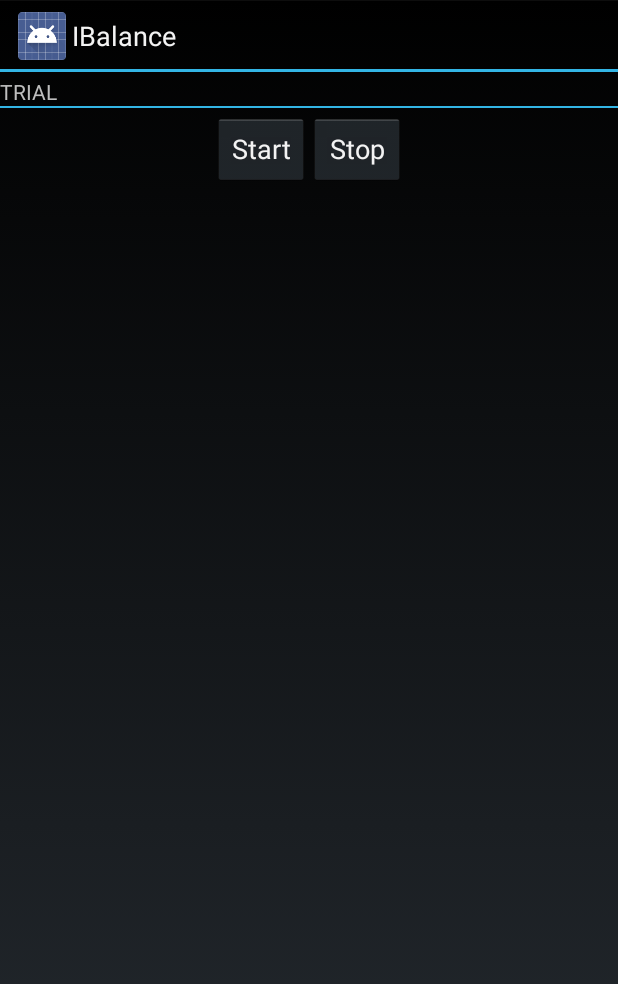
After one commit to Yuxi84/IBalance2, an Android app: the fragment TrialFragment shown on its own in the app's theme, on a phone screen of 412 x 824 dp. The commit adds this screen. Shown: the top 984 px of the screen. Run offline under Robolectric (Android 15) with nearby library versions, the phone set to English and light mode, and no system bars.

Commit message:
able to calculate sway jekiness, trial fragment added

```diff
--- /dev/null
+++ b/app/src/main/java/com/example/android/wifidirect/DeviceActionListener.java
@@ -0,0 +1,24 @@
+package com.example.android.wifidirect;
+
+import android.net.wifi.p2p.WifiP2pConfig;
+import android.net.wifi.p2p.WifiP2pDevice;
+
+/**
+ * Created by yzhan14 on 11/9/2017.
+ */
+public interface DeviceActionListener {
+
+    void showDetails(WifiP2pDevice device);
+
+    void cancelDisconnect();
+
+    void connect(WifiP2pConfig config);
+
+    void disconnect();
+
+    void onNewSensorData(String values);
+
+    void startTrial();
+
+    void onTrialStopped();
+}
--- a/app/src/main/java/com/example/android/wifidirect/ServerAsyncTask.java
+++ b/app/src/main/java/com/example/android/wifidirect/ServerAsyncTask.java
@@ -76,7 +76,7 @@ public class ServerAsyncTask extends AsyncTask<Void, String, Void> {
     protected void onProgressUpdate(String... values) {
         statusText.setText(values[0]);
         // notify the data to parent acitivity which can then tell graph view
-        ((DeviceListFragment.DeviceActionListener)context).onNewSensorData(values[0]);
+        ((DeviceActionListener)context).onNewSensorData(values[0]);
     }
 
 		/*
--- /dev/null
+++ b/app/src/main/java/com/example/android/wifidirect/TrialFragment.java
@@ -0,0 +1,46 @@
+package com.example.android.wifidirect;
+
+import android.app.Fragment;
+import android.os.Bundle;
+import android.support.annotation.Nullable;
+import android.view.LayoutInflater;
+import android.view.View;
+import android.view.ViewGroup;
+import android.widget.Button;
+import android.widget.TextView;
+
+/**
+ * Created by yzhan14 on 11/10/2017.
+ */
+
+public class TrialFragment extends Fragment{
+    TextView tmpView = null;
+    @Nullable
+    @Override
+    public View onCreateView(LayoutInflater inflater, @Nullable ViewGroup container, Bundle savedInstanceState) {
+        View rootView = inflater.inflate(R.layout.t_fragment, container,false);
+        tmpView = (TextView)rootView.findViewById(R.id.tmp_result);
+        Button start_btn = (Button) rootView.findViewById(R.id.t_start_btn);
+        Button stop_btn = (Button) rootView.findViewById(R.id.t_stop_btn);
+
+        start_btn.setOnClickListener(new View.OnClickListener() {
+            @Override
+            public void onClick(View v) {
+                ((DeviceActionListener)getActivity()).startTrial();
+            }
+        });
+
+        stop_btn.setOnClickListener(new View.OnClickListener() {
+            @Override
+            public void onClick(View v) {
+                ((DeviceActionListener)getActivity()).onTrialStopped();
+            }
+        });
+
+        return rootView;
+    }
+
+    public void showStats(String result){
+        tmpView.setText(result);
+    }
+}
--- a/app/src/main/res/layout/device_detail.xml
+++ b/app/src/main/res/layout/device_detail.xml
@@ -55,7 +55,7 @@
         android:id="@+id/status_bar"
         android:orientation="vertical"
         android:layout_gravity="bottom"
-        android:layout_height="37dp"
+        android:layout_height="wrap_content"
         android:layout_marginBottom="3dp"
         android:background="@android:color/background_dark">
         <TextView
--- /dev/null
+++ b/app/src/main/res/layout/t_fragment.xml
@@ -0,0 +1,48 @@
+<?xml version="1.0" encoding="utf-8"?>
+<LinearLayout
+    xmlns:android="http://schemas.android.com/apk/res/android"
+    android:orientation="vertical"
+    android:layout_width="match_parent"
+    android:layout_height="match_parent"
+    android:paddingTop="3dp">
+
+    <TextView
+        android:layout_width="fill_parent"
+        android:layout_height="wrap_content"
+        android:gravity="center_vertical"
+        android:text="@string/trial" />
+
+    <View
+        android:layout_width="fill_parent"
+        android:layout_height="1dp"
+        android:layout_gravity="center_horizontal"
+        android:background="@android:color/holo_blue_light" />
+
+    <LinearLayout
+        android:paddingTop="3dp"
+        android:layout_width="match_parent"
+        android:layout_height="wrap_content"
+        android:orientation="horizontal"
+        android:gravity="center_horizontal">
+        <Button
+            android:layout_width="wrap_content"
+            android:layout_height="wrap_content"
+            android:text="@string/start"
+            android:id="@+id/t_start_btn"/>
+        <Button
+            android:layout_width="wrap_content"
+            android:layout_height="wrap_content"
+            android:text="@string/stop"
+            android:id="@+id/t_stop_btn"/>
+    </LinearLayout>
+    <TextView
+        android:layout_width="wrap_content"
+        android:layout_height="wrap_content"
+        android:layout_gravity="center"
+        android:layout_margin="5dp"
+        android:textColor="@android:color/white"
+        android:id="@+id/tmp_result">
+    </TextView>
+
+
+</LinearLayout>
--- a/app/src/main/res/values/strings.xml
+++ b/app/src/main/res/values/strings.xml
@@ -23,4 +23,7 @@
     <string name="action_settings">Settings</string>
     <string name="ml_x_axis_string">ML (X-axis)</string>
     <string name="ap_z_axis_string">AP (Z-axis)</string>
+    <string name="trial">TRIAL</string>
+    <string name="start">Start</string>
+    <string name="stop">Stop</string>
 </resources>
```
Also changed, not shown: app/src/main/java/com/example/android/wifidirect/DeviceDetailFragment.java (+14 -6 lines), app/src/main/java/com/example/android/wifidirect/DeviceListFragment.java (+12 -12 lines), app/src/main/java/com/example/android/wifidirect/GraphFragment.java (+23 -10 lines), app/src/main/java/com/example/android/wifidirect/TrialData.java (added, +65 -0 lines), app/src/main/java/com/example/android/wifidirect/WiFiDirectActivity.java (+34 -6 lines), app/src/main/res/layout-large/main.xml (+10 -4 lines), app/src/main/res/layout-large/t_main.xml (+16 -5 lines), 194 other files.
